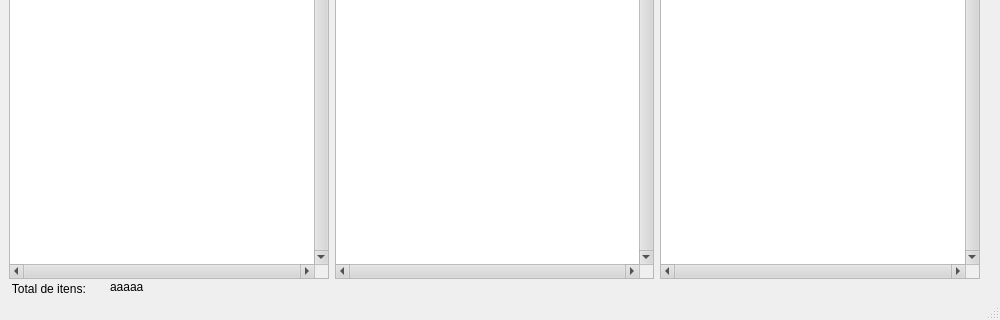
Before: the Qt Designer form mainloja.ui in DPDck972/interface-loja, drawn with Qt 5; both pictures show x 0 to 1000 and y 280 to 600 of the 1000 by 600 pixel window.
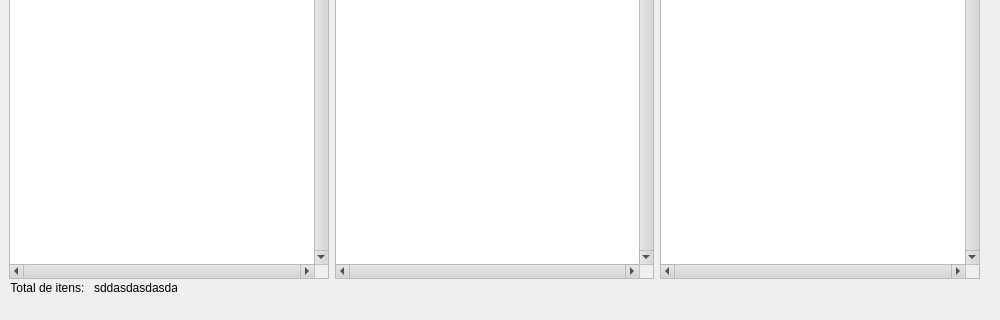
After: the same form once the commit is applied. Icons and pictures are not drawn.

What changed in the file:
```diff
--- a/mainloja.ui
+++ b/mainloja.ui
@@ -34,36 +34,7 @@
    <property name="autoFillBackground">
     <bool>true</bool>
    </property>
-   <widget class="QLabel" name="Total_itens_label">
-    <property name="geometry">
-     <rect>
-      <x>10</x>
-      <y>540</y>
-      <width>81</width>
-      <height>20</height>
-     </rect>
-    </property>
-    <property name="text">
-     <string>Total de itens: </string>
-    </property>
-    <property name="alignment">
-     <set>Qt::AlignmentFlag::AlignCenter</set>
-    </property>
-   </widget>
-   <widget class="QLabel" name="Total_tens_value">
-    <property name="geometry">
-     <rect>
-      <x>110</x>
-      <y>540</y>
-      <width>71</width>
-      <height>16</height>
-     </rect>
-    </property>
-    <property name="text">
-     <string>aaaaa</string>
-    </property>
-   </widget>
-   <widget class="QWidget" name="">
+   <widget class="QWidget" name="layoutWidget">
     <property name="geometry">
      <rect>
       <x>9</x>
@@ -446,6 +417,35 @@
      </item>
     </layout>
    </widget>
+   <widget class="QWidget" name="">
+    <property name="geometry">
+     <rect>
+      <x>10</x>
+      <y>540</y>
+      <width>167</width>
+      <height>18</height>
+     </rect>
+    </property>
+    <layout class="QHBoxLayout" name="horizontalLayout">
+     <item>
+      <widget class="QLabel" name="Total_itens_label">
+       <property name="text">
+        <string>Total de itens: </string>
+       </property>
+       <property name="alignment">
+        <set>Qt::AlignmentFlag::AlignCenter</set>
+       </property>
+      </widget>
+     </item>
+     <item>
+      <widget class="QLabel" name="Total_tens_value">
+       <property name="text">
+        <string>sddasdasdasdas</string>
+       </property>
+      </widget>
+     </item>
+    </layout>
+   </widget>
   </widget>
   <widget class="QMenuBar" name="menubar">
    <property name="geometry">
@@ -469,7 +469,36 @@
    <addaction name="menuArquivo"/>
    <addaction name="menuItem"/>
   </widget>
-  <widget class="QStatusBar" name="statusbar"/>
+  <action name="actionLer">
+   <property name="text">
+    <string>Ler...</string>
+   </property>
+  </action>
+  <action name="actionSalvar">
+   <property name="text">
+    <string>Salvar...</string>
+   </property>
+  </action>
+  <action name="actionSair">
+   <property name="text">
+    <string>Sair</string>
+   </property>
+  </action>
+  <action name="actionIncluir_livro">
+   <property name="text">
+    <string>Incluir Livro...</string>
+   </property>
+  </action>
+  <action name="actionIncluir_CD">
+   <property name="text">
+    <string>Incluir CD...</string>
+   </property>
+  </action>
+  <action name="actionIncluir_DVD">
+   <property name="text">
+    <string>Incluir DVD...</string>
+   </property>
+  </action>
  </widget>
  <resources/>
  <connections/>
```
Left out of the diff: 25 changed lines with no effect on the pictures.
